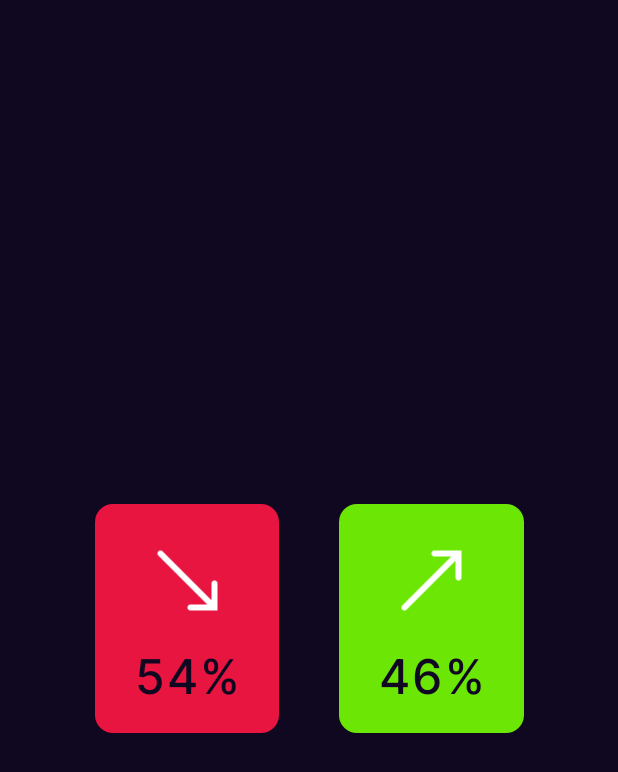
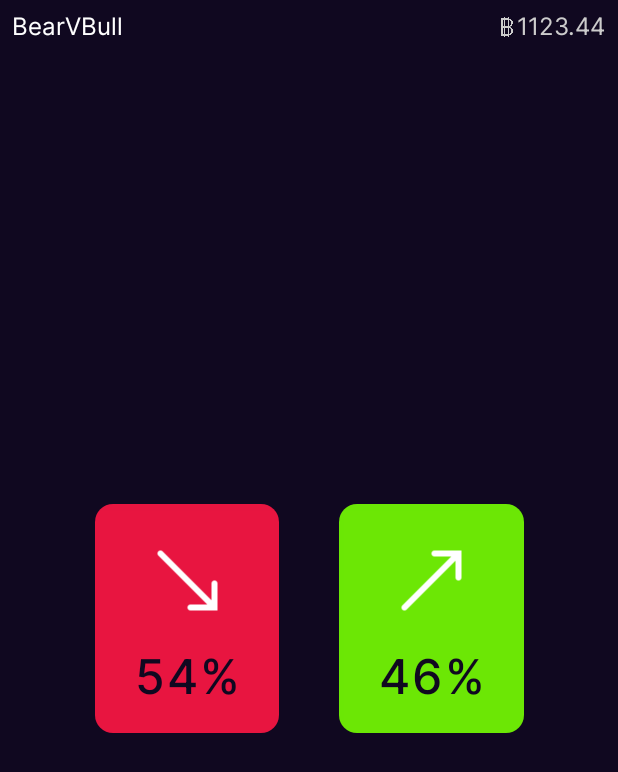
Before and after one commit to willtucker42/BearVBull, an Android app built with Jetpack Compose: the screen it shows after launch (MainActivity), on a phone screen of 412 x 824 dp. Shown: the top 772 px of the screen. Run offline under Robolectric (Android 15) with nearby library versions, the phone set to English and light mode, and no system bars.

Commit message:
Added top bar

```diff
--- a/app/src/main/java/com/example/bearvbull/MainActivity.kt
+++ b/app/src/main/java/com/example/bearvbull/MainActivity.kt
@@ -14,8 +14,10 @@ import androidx.compose.ui.Alignment
 import androidx.compose.ui.Modifier
 import androidx.compose.ui.draw.clip
 import androidx.compose.ui.graphics.Color
+import androidx.compose.ui.graphics.ColorFilter
 import androidx.compose.ui.res.fontResource
 import androidx.compose.ui.res.painterResource
+import androidx.compose.ui.text.font.Font
 import androidx.compose.ui.text.font.FontStyle
 import androidx.compose.ui.text.style.TextAlign
 import androidx.compose.ui.tooling.preview.Preview
@@ -31,14 +33,15 @@ class MainActivity : ComponentActivity() {
             BearVBullTheme {
                 // A surface container using the 'background' color from the theme
                 Surface(
-                    modifier = Modifier.fillMaxSize(),
-                    color = DeepPurple
+                    modifier = Modifier.fillMaxSize()
                 ) {
-                    Column(
-                        horizontalAlignment = Alignment.CenterHorizontally,
-                        verticalArrangement = Arrangement.Center
+                    Box(
+                        modifier = Modifier.fillMaxSize()
+                            .background(DeepPurple),
                     ) {
+                        TopBar()
                         Row(
+                            modifier = Modifier.align(Alignment.Center),
                             horizontalArrangement = Arrangement.spacedBy(12.dp)
                         ) {
                             BetButton(
@@ -65,12 +68,14 @@ class MainActivity : ComponentActivity() {
 @Composable
 fun BetButton(percentage: Int, icon: Int, backgroundColor: Color, description: String) {
     Button(
-        onClick = {  },
+        onClick = { },
         modifier = Modifier
             .clip(shape = RoundedCornerShape(12.dp)),
         colors = ButtonDefaults.buttonColors
-            (backgroundColor = backgroundColor.copy(alpha = 0.9f),
-            contentColor = DeepPurple)
+            (
+            backgroundColor = backgroundColor.copy(alpha = 0.9f),
+            contentColor = DeepPurple
+        )
     ) {
         Column(
             horizontalAlignment = Alignment.CenterHorizontally,
@@ -95,8 +100,42 @@ fun BetButton(percentage: Int, icon: Int, backgroundColor: Color, description: S
     }
 }
 
+@Preview
+@Composable
+fun UserTotalBalance(balance: Double = 1123.44) {
+    Row(
+        verticalAlignment = Alignment.CenterVertically
+    ) {
+        Image(
+            painter = painterResource(id = R.drawable.bucks_iconv2),
+            contentDescription = "Bucks icon",
+            modifier = Modifier.height(13.dp).padding(end = 2.5.dp),
+            colorFilter = ColorFilter.tint(color = Color.LightGray)
+        )
+        Text(
+            text = balance.toString(),
+            fontFamily = interFontFamily,
+            color = Color.LightGray
+        )
+    }
+}
 
-
+@Preview
+@Composable
+fun TopBar(title: String = "BearVBull") {
+    Row(
+        modifier = Modifier.wrapContentSize()
+            .padding(8.dp)
+    ) {
+        Text(
+            text = title,
+            fontFamily = interFontFamily,
+            color = Color.White
+        )
+        Spacer(modifier = Modifier.weight(1.0f))
+        UserTotalBalance()
+    }
+}
 
 
 //@Preview(showBackground = true)
```
Also changed, not shown: app/src/main/res/drawable/bucks_iconv2.png (added).
